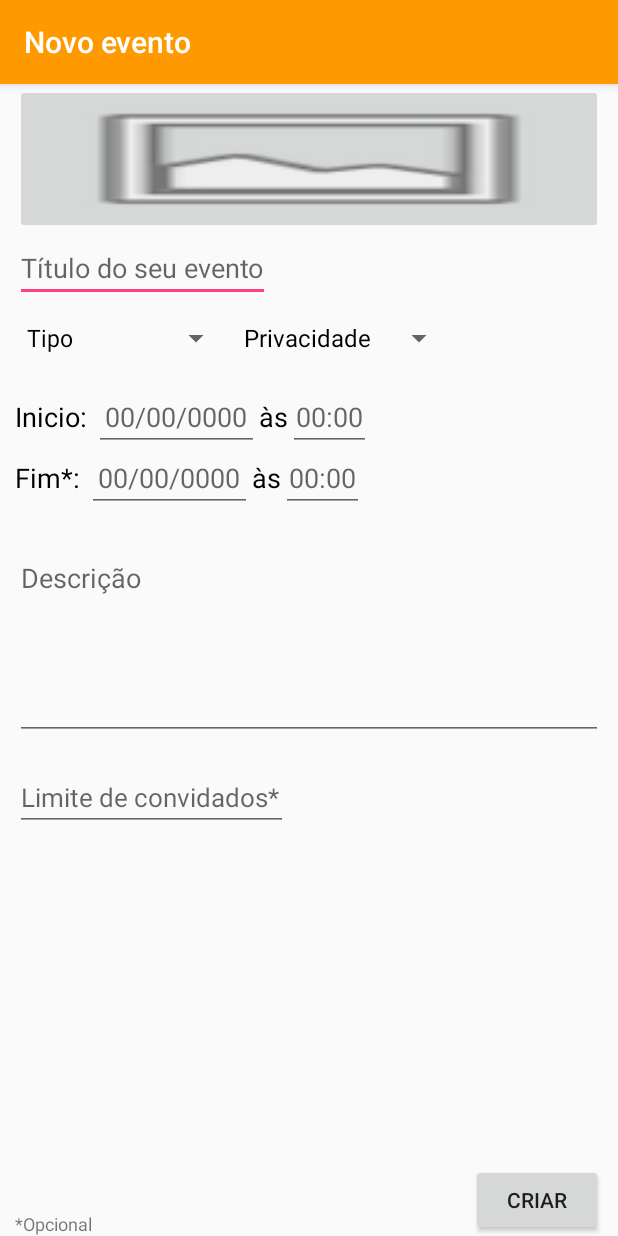
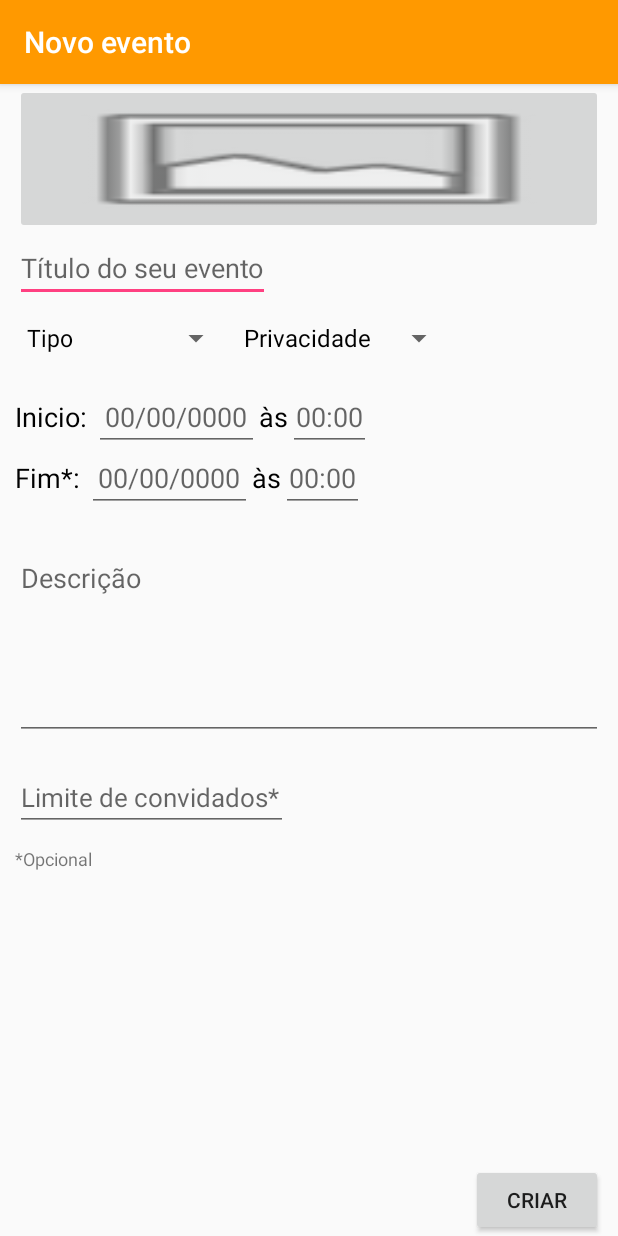
Before and after one commit to IohanSardinha/Eventos, an Android app: the NovoEventoActivity screen opened directly, with no data from a screen before it, on a phone screen of 412 x 824 dp. Run offline under Robolectric (Android 15) with nearby library versions, the phone set to English and light mode, and no system bars; our stand-ins replace Firebase (no records; nobody signed in at launch, a user with empty details on screens opened directly), Picasso; pictures from the network do not load.

Commit message:
Finishes adding image CRUD. And adds the scroll view to the event creation screen

```diff
--- a/app/src/main/res/layout/activity_novo_evento.xml
+++ b/app/src/main/res/layout/activity_novo_evento.xml
@@ -10,6 +10,18 @@
     android:paddingRight="10dp"
     android:paddingTop="@dimen/activity_vertical_margin"
     tools:context="br.com.sardinha.iohan.eventos.NovoEventoActivity">
+
+    <ScrollView
+        android:layout_width="match_parent"
+        android:layout_height="match_parent"
+        android:scrollbars="none"
+        android:layout_alignParentTop="true"
+        android:layout_alignParentLeft="true"
+        android:layout_alignParentStart="true">
+
+        <RelativeLayout
+            android:layout_width="wrap_content"
+            android:layout_height="match_parent">
 
             <ImageButton
                 android:layout_width="match_parent"
@@ -167,6 +179,18 @@
                 android:hint="@string/limite_de_convidados"
                 android:textAllCaps="false" />
 
+            <TextView
+                android:text="*Opcional"
+                android:layout_below="@id/limite_de_convidados_criacao"
+                android:layout_marginTop="10dp"
+                android:layout_width="wrap_content"
+                android:layout_height="wrap_content"
+                android:id="@+id/textView4"
+                android:textSize="12sp"
+                android:layout_alignParentBottom="true" />
+        </RelativeLayout>
+    </ScrollView>
+
     <Button
         android:text="@string/criar"
         android:layout_width="wrap_content"
@@ -177,13 +201,5 @@
         android:layout_alignParentEnd="true"
         android:onClick="criarEventoClick" />
 
-    <TextView
-        android:text="*Opcional"
-        android:layout_width="wrap_content"
-        android:layout_height="wrap_content"
-        android:id="@+id/textView4"
-        android:textSize="12sp"
-        android:layout_alignParentBottom="true" />
-
 
 </RelativeLayout>
```
Also changed, not shown: app/src/main/java/br/com/sardinha/iohan/eventos/DetalhesEventoActivity.java (+21 -2 lines), app/src/main/java/br/com/sardinha/iohan/eventos/NovoEventoActivity.java (+36 -6 lines). Lines whose indentation alone changed are shown as unchanged.
